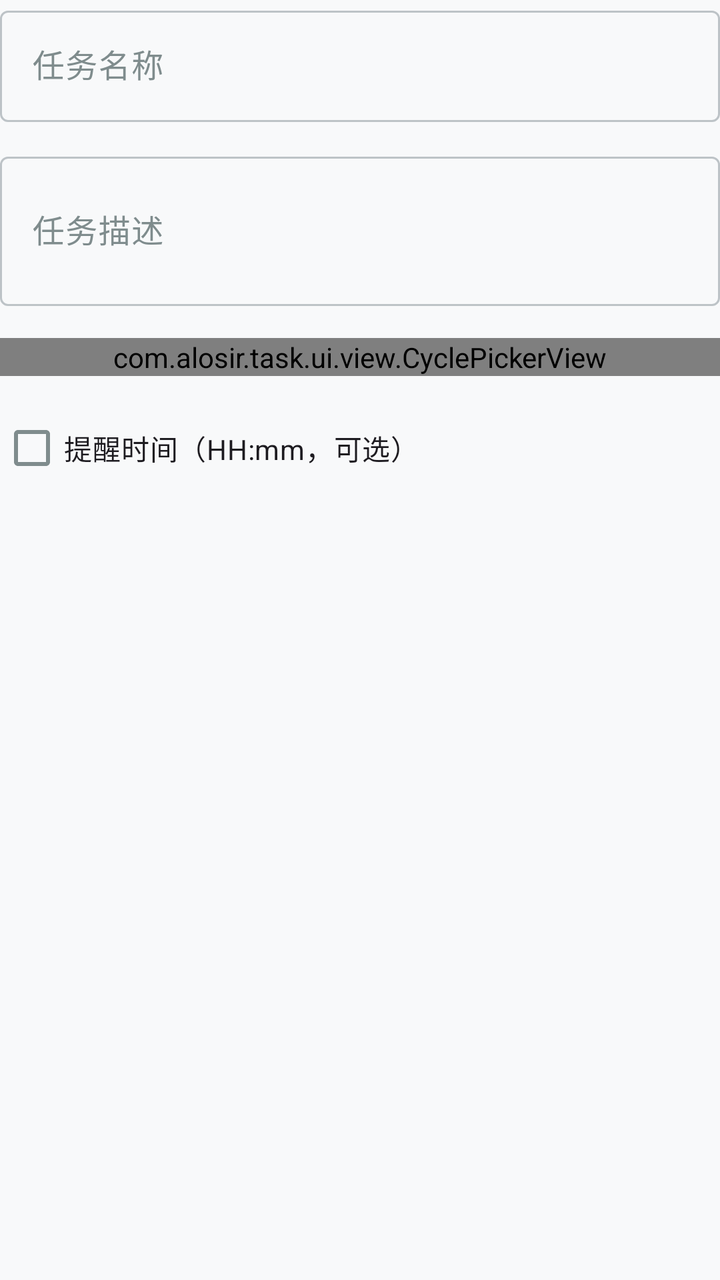
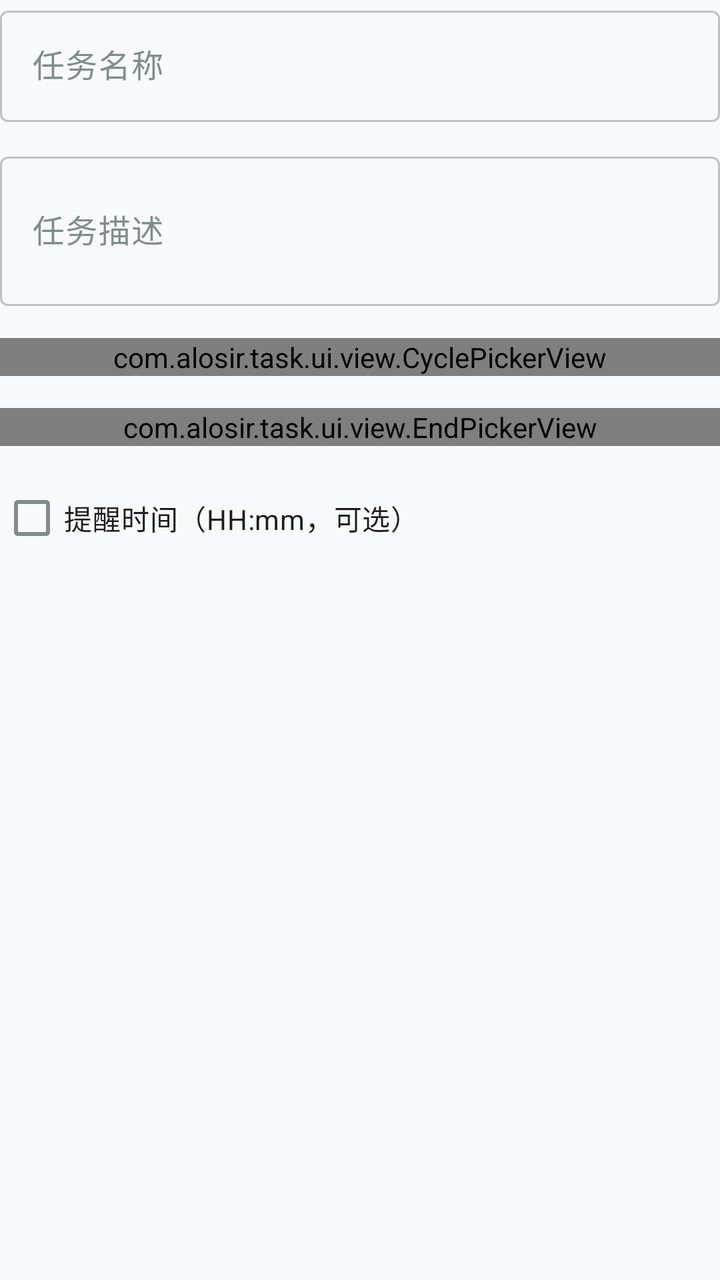

Two renders of the same Android screen: before a commit and after it. Below are the layout's source before the change and the commit's diff.
<!-- AndroidManifest.xml: application theme Theme.CheckinMaster -->
<!-- res/layout/bottom_sheet_edit_checkin.xml -->
<?xml version="1.0" encoding="utf-8"?>
<LinearLayout xmlns:android="http://schemas.android.com/apk/res/android"
    android:layout_width="match_parent"
    android:layout_height="wrap_content"
    android:orientation="vertical">

    <com.google.android.material.textfield.TextInputLayout
        android:layout_width="match_parent"
        android:layout_height="wrap_content"
        style="@style/Widget.Material3.TextInputLayout.OutlinedBox"
        android:hint="@string/hint_task_name">

        <com.google.android.material.textfield.TextInputEditText
            android:id="@+id/editName"
            android:layout_width="match_parent"
            android:layout_height="wrap_content"
            android:inputType="text"
            android:maxLines="1" />

    </com.google.android.material.textfield.TextInputLayout>

    <com.google.android.material.textfield.TextInputLayout
        android:id="@+id/urlLayout"
        android:layout_width="match_parent"
        android:layout_height="wrap_content"
        android:layout_marginTop="12dp"
        style="@style/Widget.Material3.TextInputLayout.OutlinedBox"
        android:hint="@string/hint_website_url"
        android:visibility="gone">

        <com.google.android.material.textfield.TextInputEditText
            android:id="@+id/editUrl"
            android:layout_width="match_parent"
            android:layout_height="wrap_content"
            android:inputType="textUri"
            android:maxLines="1" />

    </com.google.android.material.textfield.TextInputLayout>

    <com.google.android.material.textfield.TextInputLayout
        android:id="@+id/packageLayout"
        android:layout_width="match_parent"
        android:layout_height="wrap_content"
        android:layout_marginTop="12dp"
        style="@style/Widget.Material3.TextInputLayout.OutlinedBox"
        android:hint="@string/hint_app_package"
        android:enabled="false"
        android:visibility="gone">

        <com.google.android.material.textfield.TextInputEditText
            android:id="@+id/editPackage"
            android:layout_width="match_parent"
            android:layout_height="wrap_content"
            android:inputType="text"
            android:maxLines="1" />

    </com.google.android.material.textfield.TextInputLayout>

    <com.google.android.material.textfield.TextInputLayout
        android:layout_width="match_parent"
        android:layout_height="wrap_content"
        android:layout_marginTop="12dp"
        style="@style/Widget.Material3.TextInputLayout.OutlinedBox"
        android:hint="@string/hint_task_description">

        <com.google.android.material.textfield.TextInputEditText
            android:id="@+id/editDesc"
            android:layout_width="match_parent"
            android:layout_height="wrap_content"
            android:inputType="textMultiLine"
            android:minLines="2"
            android:maxLines="3" />

    </com.google.android.material.textfield.TextInputLayout>

    <com.alosir.task.ui.view.CyclePickerView
        android:id="@+id/cyclePicker"
        android:layout_width="match_parent"
        android:layout_height="wrap_content"
        android:layout_marginTop="16dp" />

    <CheckBox
        android:id="@+id/checkEnableReminder"
        android:layout_width="wrap_content"
        android:layout_height="wrap_content"
        android:layout_marginTop="12dp"
        android:text="@string/reminder_time_hint" />

    <com.alosir.task.ui.view.TimePickerView
        android:id="@+id/timePicker"
        android:layout_width="match_parent"
        android:layout_height="wrap_content"
        android:layout_marginTop="8dp"
        android:visibility="gone" />

</LinearLayout>
<!-- resources referenced by this layout -->
<resources>
  <string name="hint_app_package">应用包名</string>
  <string name="hint_task_description">任务描述</string>
  <string name="hint_task_name">任务名称</string>
  <string name="hint_website_url">网站 URL (https://…)</string>
  <string name="reminder_time_hint">提醒时间（HH:mm，可选）</string>
  <color name="md_primary">#3498db</color>
  <color name="md_on_primary">#ffffff</color>
  <color name="md_primary_container">#d6eaf8</color>
  <color name="md_on_primary_container">#001d36</color>
  <color name="md_secondary">#2ecc71</color>
  <color name="md_on_secondary">#ffffff</color>
  <color name="md_secondary_container">#d5f5e3</color>
  <color name="md_on_secondary_container">#002109</color>
  <color name="md_tertiary">#f39c12</color>
  <color name="md_on_tertiary">#ffffff</color>
  <color name="md_tertiary_container">#fdebd0</color>
  <color name="md_on_tertiary_container">#271900</color>
  <color name="md_error">#e74c3c</color>
  <color name="md_on_error">#ffffff</color>
  <color name="md_error_container">#f9d6d3</color>
  <color name="md_on_error_container">#410002</color>
  <color name="md_background">#f8f9fa</color>
  <color name="md_on_background">#2c3e50</color>
  <color name="md_surface">#f8f9fa</color>
  <color name="md_on_surface">#2c3e50</color>
  <color name="md_surface_variant">#f5f5f5</color>
  <color name="md_on_surface_variant">#7f8c8d</color>
  <color name="md_outline">#bdc3c7</color>
  <color name="md_outline_variant">#ecf0f1</color>
  <style name="Widget.CheckinMaster.BottomNavigationView" parent="Widget.Material3.BottomNavigationView">
          <item name="itemActiveIndicatorStyle">@style/Widget.CheckinMaster.BottomNavigationView.ActiveIndicator</item>
      </style>
  <style name="Widget.CheckinMaster.FloatingActionButton" parent="Widget.Material3.FloatingActionButton.Primary">
          <item name="shapeAppearance">@style/ShapeAppearance.CheckinMaster.Fab</item>
      </style>
  <style name="Widget.CheckinMaster.BottomNavigationView.ActiveIndicator" parent="Widget.Material3.BottomNavigationView.ActiveIndicator">
          <item name="android:color">@color/md_primary_container</item>
      </style>
  <style name="ShapeAppearance.CheckinMaster.Fab" parent="ShapeAppearance.Material3.LargeComponent">
          <item name="cornerFamily">rounded</item>
          <item name="cornerSize">16dp</item>
      </style>
  <!-- unchanged entries left out for length: 1 -->
</resources>

<!-- the commit's change to res/layout/bottom_sheet_edit_checkin.xml (unified diff, before → after) -->
@@ -79,6 +79,12 @@
         android:layout_height="wrap_content"
         android:layout_marginTop="16dp" />
 
+    <com.alosir.task.ui.view.EndPickerView
+        android:id="@+id/endPicker"
+        android:layout_width="match_parent"
+        android:layout_height="wrap_content"
+        android:layout_marginTop="16dp" />
+
     <CheckBox
         android:id="@+id/checkEnableReminder"
         android:layout_width="wrap_content"
